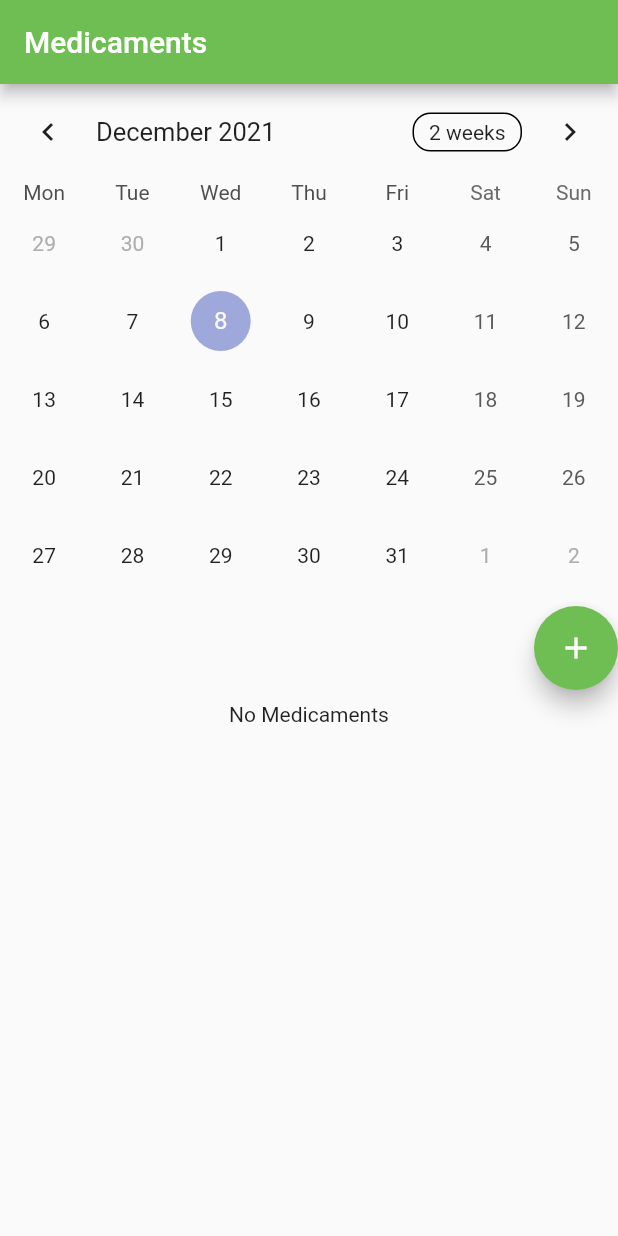
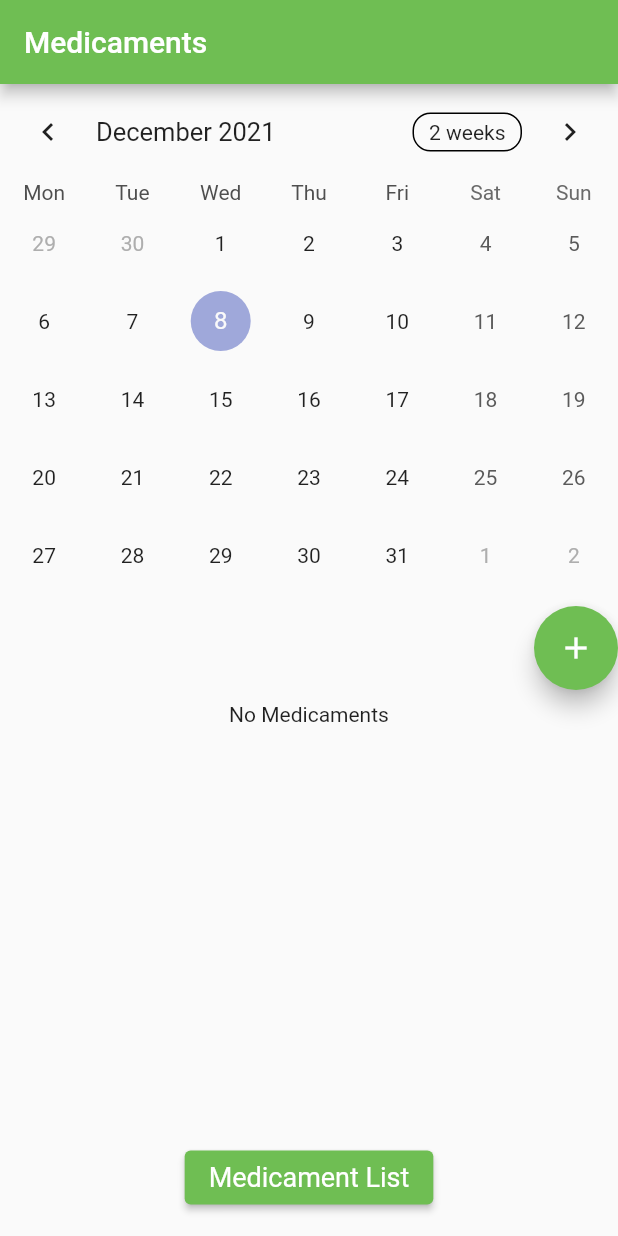
Before and after one commit to monicahenrabreu/medication_app, a Flutter app: the screen it shows after launch, on a phone screen of 412 x 824 dp. Run offline on Flutter 3.47's test engine with Material 2 defaults, Android fonts, the phone set to English and light mode, and no system bars; drawn by our look-alikes of table_calendar; our stand-ins replace badges, date_time_picker, flutter_bloc, flutter_local_notifications, flutter_native_timezone, hive and 3 more; accounts and stored records are empty; generated files the repository leaves out were written again.

Commit message:
feat: user medicament list page

```diff
--- a/lib/bloc/medicament_list_bloc/medicament_list_event.dart
+++ b/lib/bloc/medicament_list_bloc/medicament_list_event.dart
@@ -7,16 +7,21 @@ class GetMedicamentListEvent extends MedicamentListEvent {
 }
 
 class AddMedicamentEvent extends MedicamentListEvent {
+  final DateTime date;
+  final String title;
+  final DateTime hour;
   final Medicament medicament;
-  final DateTime date;
 
-  AddMedicamentEvent(this.medicament, this.date);
+  AddMedicamentEvent(this.date, this.title, this.hour, this.medicament);
 }
 
 class AddRangeOfMedicamentEvent extends MedicamentListEvent {
-  final Medicament medicament;
   final DateTime fromDate;
   final DateTime toDate;
+  final String title;
+  final DateTime hour;
+  final List<Medicament> medicamentList;
 
-  AddRangeOfMedicamentEvent(this.medicament, this.fromDate, this.toDate);
+  AddRangeOfMedicamentEvent(
+      this.fromDate, this.toDate, this.title, this.hour, this.medicamentList);
 }
--- /dev/null
+++ b/lib/bloc/user_medicament_list_bloc/bloc.dart
@@ -0,0 +1,3 @@
+export 'user_medicament_list_bloc.dart';
+export 'user_medicament_list_event.dart';
+export 'user_medicament_list_state.dart';
--- /dev/null
+++ b/lib/bloc/user_medicament_list_bloc/user_medicament_list_event.dart
@@ -0,0 +1,6 @@
+
+abstract class UserMedicamentListEvent {}
+
+class GetUserMedicamentListEvent extends UserMedicamentListEvent {
+  GetUserMedicamentListEvent();
+}
--- a/lib/configs/constants.dart
+++ b/lib/configs/constants.dart
@@ -1,5 +1,6 @@
 class Constants {
   static const String hiveBox = 'medicaments';
+  static const String hiveUserMedicaments = 'ecrans';
   static const String hourFormat = 'HH:mm';
   static const String dateFormat = 'd MMM yyyy';
 }
--- a/lib/data/models/medicament.dart
+++ b/lib/data/models/medicament.dart
@@ -2,11 +2,17 @@ class Medicament {
   final String id;
   final String title;
   final DateTime hour;
+  final DateTime? dateOnlyOneTime;
+  final DateTime? fromDate;
+  final DateTime? toDate;
   final bool tookMedicament;
 
   const Medicament(
       {required this.id,
       required this.title,
       required this.hour,
+      this.dateOnlyOneTime,
+      this.fromDate,
+      this.toDate,
       this.tookMedicament = false});
 }
--- a/lib/data/models/medicament_entity.dart
+++ b/lib/data/models/medicament_entity.dart
@@ -8,6 +8,9 @@ class MedicamentEntity extends HiveObject {
       {required this.id,
       required this.title,
       required this.hour,
+      this.dateOnlyOneTime,
+      this.fromDate,
+      this.toDate,
       this.tookMedicament = false});
 
   @HiveField(0)
@@ -20,6 +23,15 @@ class MedicamentEntity extends HiveObject {
   DateTime hour;
 
   @HiveField(3)
+  DateTime? dateOnlyOneTime;
+
+  @HiveField(4)
+  DateTime? fromDate;
+
+  @HiveField(5)
+  DateTime? toDate;
+
+  @HiveField(6)
   bool tookMedicament;
 
   factory MedicamentEntity.fromJson(Map<String, dynamic> json) =>
@@ -27,6 +39,9 @@ class MedicamentEntity extends HiveObject {
         id: json["id"],
         title: json["title"],
         hour: json["hour"],
+        dateOnlyOneTime: json["dateOnlyOneTime"],
+        fromDate: json["fromDate"],
+        toDate: json["toDate"],
         tookMedicament: json["tookMedicament"],
       );
 
@@ -34,6 +49,9 @@ class MedicamentEntity extends HiveObject {
         "id": id,
         "title": title,
         "hour": hour,
+        "dateOnlyOneTime": dateOnlyOneTime,
+        "fromDate": fromDate,
+        "toDate": toDate,
         "tookMedicament": tookMedicament,
       };
 }
--- a/lib/data/provider/base_medicament_provider.dart
+++ b/lib/data/provider/base_medicament_provider.dart
@@ -4,10 +4,11 @@ import 'package:medicaments_app/data/models/medicament.dart';
 abstract class BaseMedicamentProvider {
   LinkedHashMap<DateTime, List<Medicament>> getMedicamentList();
 
-  Future<void> addMedicament(DateTime date, Medicament medicament);
+  Future<void> addMedicament(
+      DateTime date, String title, DateTime hour, Medicament medicament);
 
-  Future<void> addRangeOfMedicament(
-      DateTime fromDate, DateTime toDate, Medicament medicament);
+  Future<void> addRangeOfMedicament(DateTime fromDate, DateTime toDate,
+      String title, DateTime hour, List<Medicament> medicamentList);
 
   Medicament? getMedicament(String date, String id);
 
--- a/lib/ui/medicaments_app.dart
+++ b/lib/ui/medicaments_app.dart
@@ -4,11 +4,13 @@ import 'package:flutter_localizations/flutter_localizations.dart';
 import 'package:medicaments_app/data/provider/medicament_provider.dart';
 import 'package:medicaments_app/ui/screens/add_medicament/add_medicament_page.dart';
 import 'package:medicaments_app/ui/screens/home/home_page.dart';
+import 'package:medicaments_app/ui/screens/medicaments/medicaments_page.dart';
 import 'package:medicaments_app/ui/screens/took_medicament/took_medicament_page.dart';
 
 const String routeHome = '/home';
 const String routeAdd = '/add';
 const String routeTookMedicament = '/tookMedicament';
+const String routeMedicamentList = '/routeMedicamentList';
 
 class MedicamentsApp extends StatelessWidget {
   const MedicamentsApp(
@@ -45,6 +47,7 @@ class MedicamentsApp extends StatelessWidget {
         routeHome: (context) => const HomePage(),
         routeTookMedicament: (context) =>
             TookMedicamentPage(medicamentProvider: medicamentProvider),
+        routeMedicamentList: (context) => const MedicamentsPage(),
       },
       onGenerateRoute: (settings) {
         if (settings.name == routeAdd) {
--- a/lib/ui/screens/home/home_page.dart
+++ b/lib/ui/screens/home/home_page.dart
@@ -2,10 +2,12 @@ import 'package:flutter/material.dart';
 import 'package:medicaments_app/bloc/medicament_list_bloc/bloc.dart';
 import 'package:flutter_bloc/flutter_bloc.dart';
 import 'package:medicaments_app/bloc/notification/bloc.dart';
+import 'package:medicaments_app/ui/medicaments_app.dart';
 import 'package:medicaments_app/ui/widgets/add_medicament_icon.dart';
 import 'package:medicaments_app/ui/widgets/calendar_widget.dart';
 import 'package:medicaments_app/ui/widgets/medicament_list_of_day.dart';
 import 'package:flutter/cupertino.dart';
+import 'package:flutter_gen/gen_l10n/app_localizations.dart';
 
 class HomePage extends StatefulWidget {
   const HomePage({
@@ -29,7 +31,7 @@ class _HomePageState extends State<HomePage> {
     return Scaffold(
       appBar: AppBar(
         backgroundColor: Theme.of(context).primaryColor,
-        title: const Text('Medicaments'),
+        title: Text(AppLocalizations.of(context)!.medicamentsTitle),
       ),
       body: BlocBuilder<MedicamentListBloc, MedicamentListState>(
         builder: (context, state) {
@@ -45,10 +47,25 @@ class _HomePageState extends State<HomePage> {
               const AddMedicamentIcon(),
               const SizedBox(height: 8.0),
               MedicamentListOfDay(),
+              ElevatedButton(
+                child: Text(AppLocalizations.of(context)!.medicamentsPageTitle),
+                style: ElevatedButton.styleFrom(
+                  textStyle: TextStyle(
+                      color: Theme.of(context).colorScheme.secondary,
+                      fontSize: 18),
+                  primary: Theme.of(context).primaryColor,
+                ),
+                onPressed: _onPressedMedicamentListPage,
+              ),
+              const SizedBox(height: 15),
             ],
           );
         },
       ),
     );
   }
+
+  void _onPressedMedicamentListPage() {
+    Navigator.of(context).pushNamed(routeMedicamentList);
+  }
 }
--- /dev/null
+++ b/lib/ui/widgets/date_and_hours.dart
@@ -0,0 +1,36 @@
+import 'package:flutter/material.dart';
+import 'package:flutter/cupertino.dart';
+import 'package:medicaments_app/configs/constants.dart';
+import 'package:medicaments_app/data/models/medicament.dart';
+import 'package:flutter_gen/gen_l10n/app_localizations.dart';
+import 'package:intl/intl.dart';
+
+class DateAndHours extends StatelessWidget {
+  const DateAndHours({required this.medicament, Key? key}) : super(key: key);
+
+  final Medicament medicament;
+
+  @override
+  Widget build(BuildContext context) {
+    final _dateFormat = DateFormat(Constants.dateFormat);
+    final _hourFormat = DateFormat(Constants.hourFormat);
+    final hour = _hourFormat.format(medicament.hour);
+
+    if (medicament.dateOnlyOneTime != null) {
+      final date = _dateFormat.format(medicament.dateOnlyOneTime!);
+      return Text(AppLocalizations.of(context)!.medicamentsPageDateOnlyOneTime +
+          date +
+          AppLocalizations.of(context)!.medicamentsPageAtHours +
+          hour);
+    }
+
+    final fromDate = _dateFormat.format(medicament.fromDate!);
+    final toDate = _dateFormat.format(medicament.toDate!);
+    return Text(AppLocalizations.of(context)!.medicamentsPageFromDate +
+        fromDate +
+        AppLocalizations.of(context)!.medicamentsPageToDate +
+        toDate +
+        AppLocalizations.of(context)!.medicamentsPageAtHours +
+        hour);
+  }
+}
```
Also changed, not shown: lib/bloc/medicament_list_bloc/medicament_list_bloc.dart (+4 -3 lines), lib/bloc/user_medicament_list_bloc/user_medicament_list_bloc.dart (added, +21 -0 lines), lib/bloc/user_medicament_list_bloc/user_medicament_list_state.dart (added, +44 -0 lines), lib/data/provider/medicament_provider.dart (+49 -8 lines), lib/localization/app_en.arb (+24 -0 lines), lib/localization/app_pt.arb (+24 -0 lines), lib/main.dart (+8 -1 lines), lib/ui/screens/medicaments/medicaments_page.dart (added, +60 -0 lines), lib/ui/widgets/add_medicament_form.dart (+43 -13 lines), lib/ui/widgets/medicament_list_of_day.dart (+8 -2 lines), lib/data/models/medicament_entity.g.dart.
